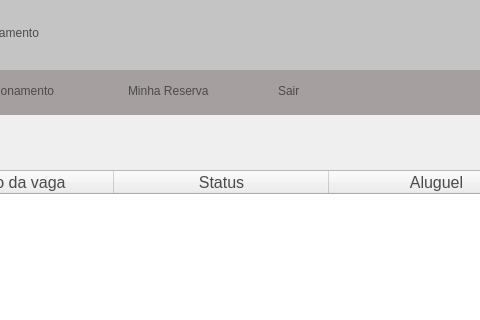
First picture: the form in docs/cliente/vagas_cliente.ui, repository TrabalhoN2/Estacionamento, before the edit; both pictures show x 122 to 602 and y 0 to 320 of the 1000 by 650 pixel window.
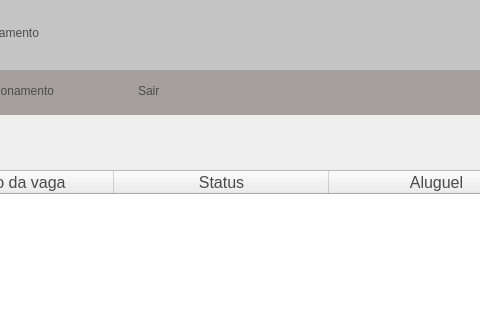
Second picture: the form after the edit. Icons and pictures are not drawn.

```diff
--- a/docs/cliente/vagas_cliente.ui
+++ b/docs/cliente/vagas_cliente.ui
@@ -90,31 +90,10 @@
       <string>Estacionamento</string>
      </property>
     </widget>
-    <widget class="QPushButton" name="btnReservas">
-     <property name="geometry">
-      <rect>
-       <x>250</x>
-       <y>0</y>
-       <width>166</width>
-       <height>41</height>
-      </rect>
-     </property>
-     <property name="cursor">
-      <cursorShape>PointingHandCursor</cursorShape>
-     </property>
-     <property name="styleSheet">
-      <string notr="true">color: rgb(75, 74, 74);
-font: 14pt &quot;Segoe UI&quot;;
-text-align: left;</string>
-     </property>
-     <property name="text">
-      <string>Minha Reserva </string>
-     </property>
-    </widget>
     <widget class="QPushButton" name="btnSair">
      <property name="geometry">
       <rect>
-       <x>400</x>
+       <x>260</x>
        <y>0</y>
        <width>75</width>
        <height>41</height>
```
